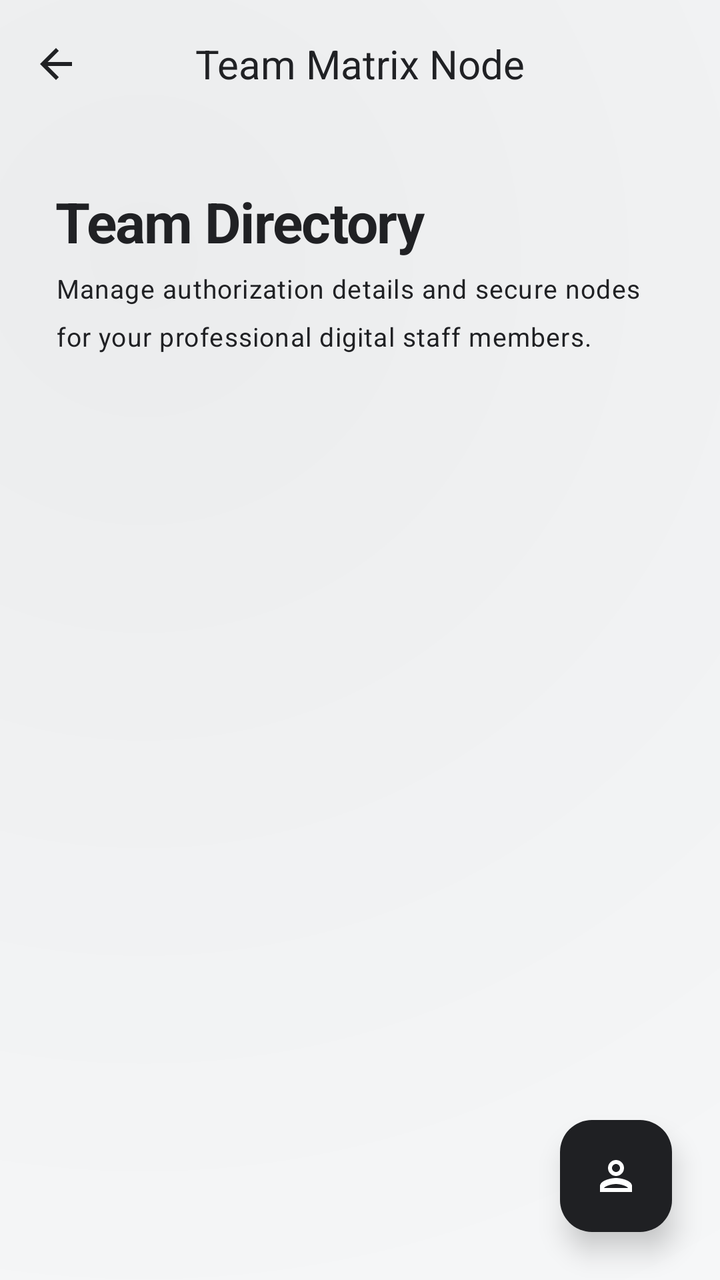
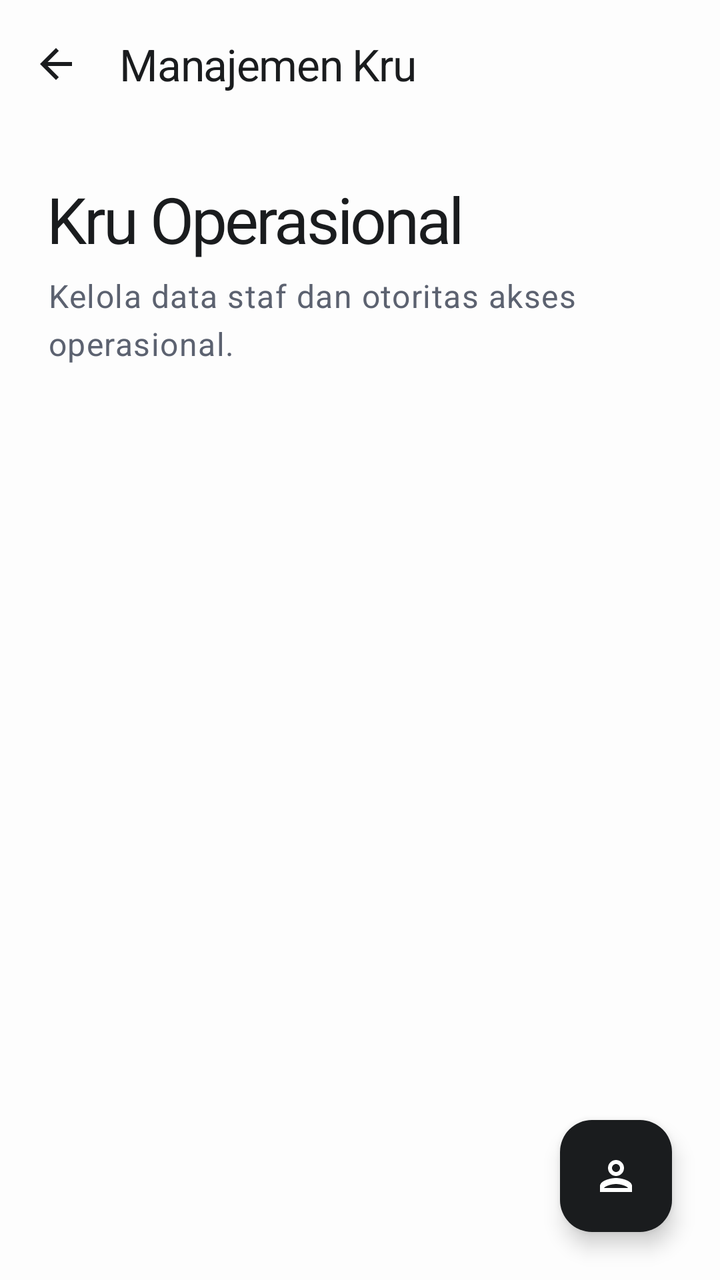

The first picture is an Android layout as it rendered before a commit; the second is the same layout after the commit. The layout source and the unified diff follow.
<!-- AndroidManifest.xml: application theme Theme.KasirAPP -->
<!-- res/layout/activity_employee.xml -->
<?xml version="1.0" encoding="utf-8"?>
<androidx.coordinatorlayout.widget.CoordinatorLayout
    xmlns:android="http://schemas.android.com/apk/res/android"
    xmlns:app="http://schemas.android.com/apk/res-auto"
    android:layout_width="match_parent"
    android:layout_height="match_parent"
    android:background="@drawable/bg_liquid_purple_gradient">

    
    <com.google.android.material.appbar.AppBarLayout
        android:layout_width="match_parent"
        android:layout_height="wrap_content"
        android:background="@android:color/transparent"
        android:fitsSystemWindows="true"
        app:elevation="0dp">

        <com.google.android.material.appbar.MaterialToolbar
            android:id="@+id/toolbar"
            android:layout_width="match_parent"
            android:layout_height="?attr/actionBarSize"
            app:navigationIcon="@drawable/ic_arrow_back"
            app:navigationIconTint="?attr/colorOnSurface"
            app:title="Team Matrix Node"
            app:titleCentered="true"
            app:titleTextColor="?attr/colorOnSurface"
            android:background="@android:color/transparent" />

    </com.google.android.material.appbar.AppBarLayout>

    <androidx.core.widget.NestedScrollView
        android:id="@+id/scrollView"
        android:layout_width="match_parent"
        android:layout_height="match_parent"
        android:clipToPadding="false"
        android:fillViewport="true"
        app:layout_behavior="@string/appbar_scrolling_view_behavior">

        <LinearLayout
            android:layout_width="match_parent"
            android:layout_height="wrap_content"
            android:orientation="vertical"
            android:padding="8dp">

            
            <com.google.android.material.card.MaterialCardView
                style="@style/Widget.App.Card"
                android:layout_width="match_parent"
                android:layout_height="wrap_content"
                android:layout_marginBottom="24dp"
                app:cardElevation="0dp">

                <LinearLayout
                    android:layout_width="match_parent"
                    android:layout_height="wrap_content"
                    android:orientation="vertical"
                    android:padding="20dp">

                    <TextView
                        style="@style/TextAppearance.Premium.HeadlineLarge"
                        android:layout_width="wrap_content"
                        android:layout_height="wrap_content"
                        android:text="Team Directory"
                        android:textColor="?attr/colorOnSurface"
                        android:textStyle="bold" />

                    <TextView
                        style="@style/TextAppearance.Premium.BodyLarge"
                        android:layout_width="wrap_content"
                        android:layout_height="wrap_content"
                        android:layout_marginTop="6dp"
                        android:text="@string/team_dir_sub"
                        android:textColor="?attr/colorOnSurfaceVariant"
                        android:textSize="13sp" />
                </LinearLayout>
            </com.google.android.material.card.MaterialCardView>

            
            <LinearLayout
                android:id="@+id/employeeContainer"
                android:layout_width="match_parent"
                android:layout_height="wrap_content"
                android:orientation="vertical" />

        </LinearLayout>
    </androidx.core.widget.NestedScrollView>

    
    <com.google.android.material.floatingactionbutton.FloatingActionButton
        android:id="@+id/btnAddEmployee"
        android:layout_width="wrap_content"
        android:layout_height="wrap_content"
        android:layout_gravity="bottom|end"
        android:layout_margin="24dp"
        android:src="@drawable/ic_person"
        app:backgroundTint="@color/tertiary"
        app:tint="@color/on_tertiary"
        app:elevation="8dp" />

</androidx.coordinatorlayout.widget.CoordinatorLayout>
<!-- resources referenced by this layout -->
<resources>
  <color name="on_tertiary">#FFFFFF</color>
  <color name="tertiary">#1F2023</color>
  <!-- drawable bg_liquid_purple_gradient (drawable) -->
  <?xml version="1.0" encoding="utf-8"?>
  <layer-list xmlns:android="http://schemas.android.com/apk/res/android">
      
      <item>
          <shape android:shape="rectangle">
              <solid android:color="?android:attr/windowBackground" />
          </shape>
      </item>
  
      
      <item>
          <shape android:shape="rectangle">
              <gradient
                  android:angle="135"
                  android:centerX="20%"
                  android:centerY="20%"
                  android:endColor="@android:color/transparent"
                  android:gradientRadius="700dp"
                  android:startColor="#0D000000"
                  android:type="radial" />
          </shape>
      </item>
  
      
      <item>
          <shape android:shape="rectangle">
              <gradient
                  android:angle="315"
                  android:centerX="80%"
                  android:centerY="80%"
                  android:endColor="@android:color/transparent"
                  android:gradientRadius="600dp"
                  android:startColor="#05FFFFFF"
                  android:type="radial" />
          </shape>
      </item>
  </layer-list>
  <string name="team_dir_sub">Manage authorization details and secure nodes for your professional digital staff members.</string>
  <style name="TextAppearance.Premium.BodyLarge" parent="TextAppearance.Material3.BodyLarge">
          <item name="android:textSize">15sp</item>
          <item name="android:fontFamily">sans-serif</item>
          <item name="android:lineSpacingExtra">3dp</item>
          <item name="android:textColor">?attr/colorOnSurfaceVariant</item>
      </style>
  <style name="TextAppearance.Premium.HeadlineLarge" parent="TextAppearance.Material3.HeadlineLarge">
          <item name="android:textSize">28sp</item>
          <item name="android:fontFamily">sans-serif-medium</item>
          <item name="android:letterSpacing">-0.02</item>
          <item name="android:textColor">?attr/colorOnSurface</item>
      </style>
  <style name="Widget.App.Card" parent="Widget.Material3.CardView.Filled">
          <item name="cardCornerRadius">24dp</item>
          <item name="cardElevation">0dp</item>
          <item name="strokeWidth">0dp</item>
          <item name="android:background">@drawable/bg_liquid_glass</item>
          <item name="cardBackgroundColor">@android:color/transparent</item>
      </style>
  <color name="on_surface">#202124</color>
  <!-- drawable bg_liquid_glass (drawable) -->
  <?xml version="1.0" encoding="utf-8"?>
  <layer-list xmlns:android="http://schemas.android.com/apk/res/android">
      
      <item>
          <shape android:shape="rectangle">
              <solid android:color="#0D000000" />
              <corners android:radius="24dp" />
          </shape>
      </item>
  
      
      <item android:bottom="1dp" android:left="1dp" android:right="1dp" android:top="1dp">
          <shape android:shape="rectangle">
              <gradient
                  android:angle="135"
                  android:startColor="#26FFFFFF"
                  android:endColor="#0DFFFFFF"
                  android:type="linear" />
              <corners android:radius="24dp" />
          </shape>
      </item>
  
      
      <item>
          <shape android:shape="rectangle">
              <gradient
                  android:centerX="80%"
                  android:centerY="20%"
                  android:gradientRadius="120dp"
                  android:startColor="#1AFFFFFF"
                  android:endColor="@android:color/transparent"
                  android:type="radial" />
              <corners android:radius="24dp" />
          </shape>
      </item>
  
      
      <item>
          <shape android:shape="rectangle">
              <gradient
                  android:centerX="20%"
                  android:centerY="80%"
                  android:gradientRadius="150dp"
                  android:startColor="#0D000000"
                  android:endColor="@android:color/transparent"
                  android:type="radial" />
              <corners android:radius="24dp" />
          </shape>
      </item>
  
      
      <item>
          <shape android:shape="rectangle">
              <solid android:color="@android:color/transparent" />
              <corners android:radius="24dp" />
              <stroke
                  android:width="1.2dp"
                  android:color="#26FFFFFF" />
          </shape>
      </item>
  </layer-list>
  <style name="Base.Theme.KasirAPP" parent="Theme.Material3.Light.NoActionBar">
          
          <item name="colorPrimary">@color/primary</item>
          <item name="colorOnPrimary">@color/on_primary</item>
          <item name="colorPrimaryContainer">@color/primary_container</item>
          <item name="colorOnPrimaryContainer">@color/on_primary_container</item>
  
          <item name="colorSecondary">@color/secondary</item>
          <item name="colorOnSecondary">@color/on_secondary</item>
          <item name="colorSecondaryContainer">@color/secondary_container</item>
          <item name="colorOnSecondaryContainer">@color/on_secondary_container</item>
  
          <item name="android:windowBackground">@color/background</item>
          <item name="colorSurface">@color/surface</item>
          <item name="colorOnSurface">@color/on_surface</item>
          <item name="colorSurfaceVariant">@color/surface_variant</item>
          <item name="colorOnSurfaceVariant">@color/on_surface_variant</item>
          <item name="colorOutline">@color/outline</item>
  
          
          <item name="android:statusBarColor">@android:color/transparent</item>
          <item name="android:windowLightStatusBar">true</item>
          <item name="android:navigationBarColor">@android:color/transparent</item>
          <item name="android:windowLightNavigationBar" tools:targetApi="27">true</item>
  
          
          <item name="materialCardViewStyle">@style/Widget.App.Card</item>
          <item name="materialButtonStyle">@style/Widget.App.Button</item>
          <item name="textInputStyle">@style/Widget.App.TextInputLayout</item>
  
          
          <item name="textAppearanceHeadlineLarge">@style/TextAppearance.Premium.HeadlineLarge</item>
          <item name="textAppearanceTitleLarge">@style/TextAppearance.Premium.TitleLarge</item>
          <item name="textAppearanceBodyLarge">@style/TextAppearance.Premium.BodyLarge</item>
          <item name="textAppearanceLabelLarge">@style/TextAppearance.Premium.LabelLarge</item>
      </style>
  <color name="primary">#202124</color>
  <color name="primary_container">#F5F6FA</color>
  <color name="on_primary_container">#202124</color>
  <color name="secondary">#625B71</color>
  <color name="secondary_container">#F8F9FA</color>
  <color name="on_secondary_container">#202124</color>
  <color name="background">#F8F9FA</color>
  <color name="surface_variant">#EDEDF5</color>
  <color name="on_surface_variant">#202124</color>
  <color name="outline">#CCCCCC</color>
  <style name="Widget.App.Button" parent="Widget.Material3.Button.TonalButton">
          <item name="cornerRadius">16dp</item>
          <item name="android:background">@drawable/bg_liquid_glass</item>
          <item name="android:insetTop">0dp</item>
          <item name="android:insetBottom">0dp</item>
          <item name="android:textColor">?attr/colorOnSurface</item>
      </style>
  <style name="Widget.App.TextInputLayout" parent="Widget.Material3.TextInputLayout.OutlinedBox">
          <item name="boxCornerRadiusTopStart">16dp</item>
          <item name="boxCornerRadiusTopEnd">16dp</item>
          <item name="boxCornerRadiusBottomStart">16dp</item>
          <item name="boxCornerRadiusBottomEnd">16dp</item>
          <item name="boxStrokeColor">?attr/colorOutline</item>
          <item name="boxStrokeWidth">1.2dp</item>
          <item name="boxStrokeWidthFocused">2dp</item>
          <item name="android:textColorHint">?attr/colorOnSurfaceVariant</item>
      </style>
  <style name="TextAppearance.Premium.TitleLarge" parent="TextAppearance.Material3.TitleLarge">
          <item name="android:textSize">20sp</item>
          <item name="android:fontFamily">sans-serif-medium</item>
          <item name="android:textColor">?attr/colorOnSurface</item>
      </style>
  <style name="TextAppearance.Premium.LabelLarge" parent="TextAppearance.Material3.LabelLarge">
          <item name="android:textSize">14sp</item>
          <item name="android:fontFamily">sans-serif-medium</item>
          <item name="android:letterSpacing">0.02</item>
          <item name="android:textColor">?attr/colorSecondary</item>
      </style>
  <!-- unchanged entries left out for length: 6 -->
</resources>

<!-- the commit's change to res/layout/activity_employee.xml (unified diff, before → after) -->
@@ -4,26 +4,25 @@
     xmlns:app="http://schemas.android.com/apk/res-auto"
     android:layout_width="match_parent"
     android:layout_height="match_parent"
-    android:background="@drawable/bg_liquid_purple_gradient">
+    android:background="@color/background">
 
-    
     <com.google.android.material.appbar.AppBarLayout
         android:layout_width="match_parent"
         android:layout_height="wrap_content"
-        android:background="@android:color/transparent"
         android:fitsSystemWindows="true"
-        app:elevation="0dp">
+        app:elevation="0dp"
+        android:background="@color/background">
 
         <com.google.android.material.appbar.MaterialToolbar
             android:id="@+id/toolbar"
             android:layout_width="match_parent"
             android:layout_height="?attr/actionBarSize"
             app:navigationIcon="@drawable/ic_arrow_back"
-            app:navigationIconTint="?attr/colorOnSurface"
-            app:title="Team Matrix Node"
-            app:titleCentered="true"
-            app:titleTextColor="?attr/colorOnSurface"
-            android:background="@android:color/transparent" />
+            app:navigationIconTint="@color/primary"
+            app:title="@string/team_title"
+            app:titleTextColor="@color/primary"
+            app:titleTextAppearance="@style/TextAppearance.App.TitleLarge"
+            android:background="@color/background" />
 
     </com.google.android.material.appbar.AppBarLayout>
 
@@ -39,52 +38,31 @@
             android:layout_width="match_parent"
             android:layout_height="wrap_content"
             android:orientation="vertical"
-            android:padding="8dp">
+            android:padding="24dp">
 
-            
-            <com.google.android.material.card.MaterialCardView
-                style="@style/Widget.App.Card"
-                android:layout_width="match_parent"
+            <TextView
+                style="@style/TextAppearance.App.HeadlineLarge"
+                android:layout_width="wrap_content"
                 android:layout_height="wrap_content"
-                android:layout_marginBottom="24dp"
-                app:cardElevation="0dp">
+                android:text="@string/operational_crew_header" />
 
-                <LinearLayout
-                    android:layout_width="match_parent"
-                    android:layout_height="wrap_content"
-                    android:orientation="vertical"
-                    android:padding="20dp">
+            <TextView
+                style="@style/TextAppearance.App.BodyLarge"
+                android:layout_width="wrap_content"
+                android:layout_height="wrap_content"
+                android:layout_marginTop="6dp"
+                android:text="@string/team_dir_sub" />
 
-                    <TextView
-                        style="@style/TextAppearance.Premium.HeadlineLarge"
-                        android:layout_width="wrap_content"
-                        android:layout_height="wrap_content"
-                        android:text="Team Directory"
-                        android:textColor="?attr/colorOnSurface"
-                        android:textStyle="bold" />
-
-                    <TextView
-                        style="@style/TextAppearance.Premium.BodyLarge"
-                        android:layout_width="wrap_content"
-                        android:layout_height="wrap_content"
-                        android:layout_marginTop="6dp"
-                        android:text="@string/team_dir_sub"
-                        android:textColor="?attr/colorOnSurfaceVariant"
-                        android:textSize="13sp" />
-                </LinearLayout>
-            </com.google.android.material.card.MaterialCardView>
-
-            
             <LinearLayout
                 android:id="@+id/employeeContainer"
                 android:layout_width="match_parent"
                 android:layout_height="wrap_content"
+                android:layout_marginTop="32dp"
                 android:orientation="vertical" />
 
         </LinearLayout>
     </androidx.core.widget.NestedScrollView>
 
-    
     <com.google.android.material.floatingactionbutton.FloatingActionButton
         android:id="@+id/btnAddEmployee"
         android:layout_width="wrap_content"
@@ -92,8 +70,8 @@
         android:layout_gravity="bottom|end"
         android:layout_margin="24dp"
         android:src="@drawable/ic_person"
-        app:backgroundTint="@color/tertiary"
-        app:tint="@color/on_tertiary"
-        app:elevation="8dp" />
+        app:backgroundTint="@color/primary"
+        app:tint="@color/white"
+        app:elevation="6dp" />
 
 </androidx.coordinatorlayout.widget.CoordinatorLayout>
<!-- resource entries referenced after the edit -->
@@ -1,114 +1,59 @@
 <!-- resources referenced by this layout -->
 <resources>
-  <color name="on_tertiary">#FFFFFF</color>
-  <color name="tertiary">#1F2023</color>
-  <!-- drawable bg_liquid_purple_gradient (drawable) -->
-  <?xml version="1.0" encoding="utf-8"?>
-  <layer-list xmlns:android="http://schemas.android.com/apk/res/android">
-      
-      <item>
-          <shape android:shape="rectangle">
-              <solid android:color="?android:attr/windowBackground" />
-          </shape>
-      </item>
-  
-      
-      <item>
-          <shape android:shape="rectangle">
-              <gradient
-                  android:angle="135"
-                  android:centerX="20%"
-                  android:centerY="20%"
-                  android:endColor="@android:color/transparent"
-                  android:gradientRadius="700dp"
-                  android:startColor="#0D000000"
-                  android:type="radial" />
-          </shape>
-      </item>
-  
-      
-      <item>
-          <shape android:shape="rectangle">
-              <gradient
-                  android:angle="315"
-                  android:centerX="80%"
-                  android:centerY="80%"
-                  android:endColor="@android:color/transparent"
-                  android:gradientRadius="600dp"
-                  android:startColor="#05FFFFFF"
-                  android:type="radial" />
-          </shape>
-      </item>
-  </layer-list>
-  <string name="team_dir_sub">Manage authorization details and secure nodes for your professional digital staff members.</string>
-  <style name="TextAppearance.Premium.BodyLarge" parent="TextAppearance.Material3.BodyLarge">
-          <item name="android:textSize">15sp</item>
+  <string name="team_dir_sub">Kelola data staf dan otoritas akses operasional.</string>
+  <string name="team_title">Manajemen Kru</string>
+  <style name="TextAppearance.App.BodyLarge" parent="TextAppearance.Material3.BodyLarge">
+          <item name="android:textSize">16sp</item>
           <item name="android:fontFamily">sans-serif</item>
-          <item name="android:lineSpacingExtra">3dp</item>
-          <item name="android:textColor">?attr/colorOnSurfaceVariant</item>
+          <item name="android:lineSpacingExtra">4dp</item>
+          <item name="android:textColor">@color/secondary</item>
       </style>
-  <style name="TextAppearance.Premium.HeadlineLarge" parent="TextAppearance.Material3.HeadlineLarge">
-          <item name="android:textSize">28sp</item>
+  <style name="TextAppearance.App.HeadlineLarge" parent="TextAppearance.Material3.HeadlineLarge">
+          <item name="android:textSize">32sp</item>
+          <item name="android:fontFamily">sans-serif-black</item>
+          <item name="android:letterSpacing">-0.04</item>
+          <item name="android:textColor">@color/primary</item>
+      </style>
+  <style name="TextAppearance.App.TitleLarge" parent="TextAppearance.Material3.TitleLarge">
+          <item name="android:textSize">22sp</item>
           <item name="android:fontFamily">sans-serif-medium</item>
           <item name="android:letterSpacing">-0.02</item>
-          <item name="android:textColor">?attr/colorOnSurface</item>
+          <item name="android:textColor">@color/primary</item>
       </style>
   <style name="Widget.App.Card" parent="Widget.Material3.CardView.Filled">
-          <item name="cardCornerRadius">24dp</item>
+          <item name="cardCornerRadius">28dp</item>
           <item name="cardElevation">0dp</item>
-          <item name="strokeWidth">0dp</item>
+          <item name="strokeWidth">1dp</item>
+          <item name="strokeColor">@color/outline</item>
           <item name="android:background">@drawable/bg_liquid_glass</item>
           <item name="cardBackgroundColor">@android:color/transparent</item>
+          <item name="android:clickable">true</item>
+          <item name="android:focusable">true</item>
+          <item name="android:foreground">?attr/selectableItemBackground</item>
+          <item name="rippleColor">#1A000000</item>
       </style>
-  <color name="on_surface">#202124</color>
+  <style name="Widget.App.Button.Primary" parent="Widget.App.Button">
+          <item name="backgroundTint">@color/primary</item>
+          <item name="android:textColor">@color/white</item>
+          <item name="rippleColor">#33FFFFFF</item>
+      </style>
+  <color name="on_surface">#1A1C1E</color>
   <!-- drawable bg_liquid_glass (drawable) -->
   <?xml version="1.0" encoding="utf-8"?>
   <layer-list xmlns:android="http://schemas.android.com/apk/res/android">
       
       <item>
           <shape android:shape="rectangle">
-              <solid android:color="#0D000000" />
-              <corners android:radius="24dp" />
+              <solid android:color="#08000000" />
+              <corners android:radius="28dp" />
           </shape>
       </item>
   
       
-      <item android:bottom="1dp" android:left="1dp" android:right="1dp" android:top="1dp">
+      <item android:bottom="0.5dp" android:left="0.5dp" android:right="0.5dp" android:top="0.5dp">
           <shape android:shape="rectangle">
-              <gradient
-                  android:angle="135"
-                  android:startColor="#26FFFFFF"
-                  android:endColor="#0DFFFFFF"
-                  android:type="linear" />
-              <corners android:radius="24dp" />
-          </shape>
-      </item>
-  
-      
-      <item>
-          <shape android:shape="rectangle">
-              <gradient
-                  android:centerX="80%"
-                  android:centerY="20%"
-                  android:gradientRadius="120dp"
-                  android:startColor="#1AFFFFFF"
-                  android:endColor="@android:color/transparent"
-                  android:type="radial" />
-              <corners android:radius="24dp" />
-          </shape>
-      </item>
-  
-      
-      <item>
-          <shape android:shape="rectangle">
-              <gradient
-                  android:centerX="20%"
-                  android:centerY="80%"
-                  android:gradientRadius="150dp"
-                  android:startColor="#0D000000"
-                  android:endColor="@android:color/transparent"
-                  android:type="radial" />
-              <corners android:radius="24dp" />
+              <solid android:color="#FFFFFF" />
+              <corners android:radius="28dp" />
           </shape>
       </item>
   
@@ -116,10 +61,10 @@
       <item>
           <shape android:shape="rectangle">
               <solid android:color="@android:color/transparent" />
-              <corners android:radius="24dp" />
+              <corners android:radius="28dp" />
               <stroke
-                  android:width="1.2dp"
-                  android:color="#26FFFFFF" />
+                  android:width="1dp"
+                  android:color="#E2E8F0" />
           </shape>
       </item>
   </layer-list>
@@ -141,6 +86,7 @@
           <item name="colorSurfaceVariant">@color/surface_variant</item>
           <item name="colorOnSurfaceVariant">@color/on_surface_variant</item>
           <item name="colorOutline">@color/outline</item>
+          <item name="colorError">@color/error</item>
   
           
           <item name="android:statusBarColor">@android:color/transparent</item>
@@ -150,52 +96,53 @@
   
           
           <item name="materialCardViewStyle">@style/Widget.App.Card</item>
-          <item name="materialButtonStyle">@style/Widget.App.Button</item>
+          <item name="materialButtonStyle">@style/Widget.App.Button.Primary</item>
           <item name="textInputStyle">@style/Widget.App.TextInputLayout</item>
   
           
-          <item name="textAppearanceHeadlineLarge">@style/TextAppearance.Premium.HeadlineLarge</item>
-          <item name="textAppearanceTitleLarge">@style/TextAppearance.Premium.TitleLarge</item>
-          <item name="textAppearanceBodyLarge">@style/TextAppearance.Premium.BodyLarge</item>
-          <item name="textAppearanceLabelLarge">@style/TextAppearance.Premium.LabelLarge</item>
+          <item name="textAppearanceHeadlineLarge">@style/TextAppearance.App.HeadlineLarge</item>
+          <item name="textAppearanceTitleLarge">@style/TextAppearance.App.TitleLarge</item>
+          <item name="textAppearanceBodyLarge">@style/TextAppearance.App.BodyLarge</item>
+          <item name="textAppearanceLabelLarge">@style/TextAppearance.App.LabelLarge</item>
       </style>
-  <color name="primary">#202124</color>
-  <color name="primary_container">#F5F6FA</color>
-  <color name="on_primary_container">#202124</color>
-  <color name="secondary">#625B71</color>
-  <color name="secondary_container">#F8F9FA</color>
-  <color name="on_secondary_container">#202124</color>
-  <color name="background">#F8F9FA</color>
-  <color name="surface_variant">#EDEDF5</color>
-  <color name="on_surface_variant">#202124</color>
-  <color name="outline">#CCCCCC</color>
-  <style name="Widget.App.Button" parent="Widget.Material3.Button.TonalButton">
-          <item name="cornerRadius">16dp</item>
-          <item name="android:background">@drawable/bg_liquid_glass</item>
+  <color name="primary">#1A1C1E</color>
+  <color name="white">#FFFFFF</color>
+  <string name="operational_crew_header">Kru Operasional</string>
+  <color name="primary_container">#F1F3F7</color>
+  <color name="on_primary_container">#1A1C1E</color>
+  <color name="secondary">#5C6270</color>
+  <color name="secondary_container">#F8F9FB</color>
+  <color name="on_secondary_container">#1A1C1E</color>
+  <color name="background">#FDFDFD</color>
+  <color name="surface_variant">#F5F7FA</color>
+  <color name="on_surface_variant">#5C6270</color>
+  <color name="outline">#E2E8F0</color>
+  <color name="error">#DC2626</color>
+  <style name="Widget.App.Button" parent="Widget.Material3.Button">
+          <item name="cornerRadius">20dp</item>
           <item name="android:insetTop">0dp</item>
           <item name="android:insetBottom">0dp</item>
-          <item name="android:textColor">?attr/colorOnSurface</item>
+          <item name="android:textAllCaps">false</item>
+          <item name="android:textStyle">bold</item>
+          <item name="android:letterSpacing">0.01</item>
+          <item name="android:minHeight">60dp</item>
       </style>
   <style name="Widget.App.TextInputLayout" parent="Widget.Material3.TextInputLayout.OutlinedBox">
-          <item name="boxCornerRadiusTopStart">16dp</item>
-          <item name="boxCornerRadiusTopEnd">16dp</item>
-          <item name="boxCornerRadiusBottomStart">16dp</item>
-          <item name="boxCornerRadiusBottomEnd">16dp</item>
-          <item name="boxStrokeColor">?attr/colorOutline</item>
+          <item name="boxCornerRadiusTopStart">18dp</item>
+          <item name="boxCornerRadiusTopEnd">18dp</item>
+          <item name="boxCornerRadiusBottomStart">18dp</item>
+          <item name="boxCornerRadiusBottomEnd">18dp</item>
+          <item name="boxStrokeColor">@color/outline</item>
           <item name="boxStrokeWidth">1.2dp</item>
           <item name="boxStrokeWidthFocused">2dp</item>
-          <item name="android:textColorHint">?attr/colorOnSurfaceVariant</item>
+          <item name="android:textColorHint">@color/secondary</item>
+          <item name="hintTextColor">@color/primary</item>
       </style>
-  <style name="TextAppearance.Premium.TitleLarge" parent="TextAppearance.Material3.TitleLarge">
-          <item name="android:textSize">20sp</item>
-          <item name="android:fontFamily">sans-serif-medium</item>
-          <item name="android:textColor">?attr/colorOnSurface</item>
-      </style>
-  <style name="TextAppearance.Premium.LabelLarge" parent="TextAppearance.Material3.LabelLarge">
+  <style name="TextAppearance.App.LabelLarge" parent="TextAppearance.Material3.LabelLarge">
           <item name="android:textSize">14sp</item>
           <item name="android:fontFamily">sans-serif-medium</item>
-          <item name="android:letterSpacing">0.02</item>
-          <item name="android:textColor">?attr/colorSecondary</item>
+          <item name="android:letterSpacing">0.05</item>
+          <item name="android:textColor">@color/secondary</item>
       </style>
   <!-- unchanged entries left out for length: 6 -->
 </resources>
